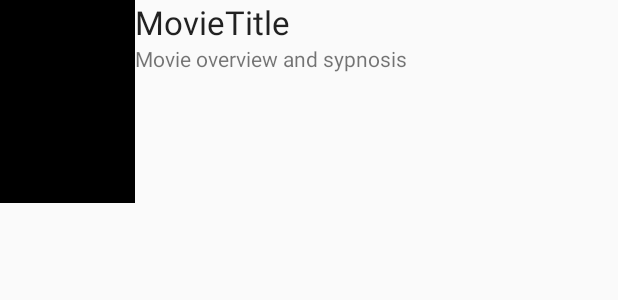
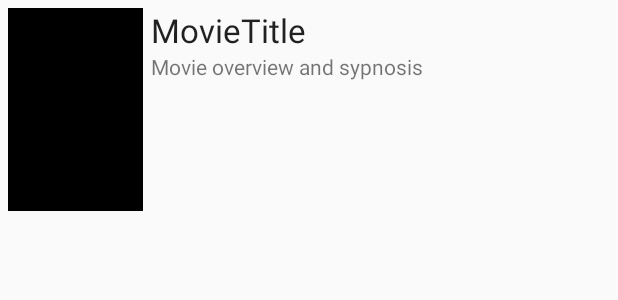
Before and after one commit to michellelimxuanli/Flicks, an Android app: the layout item_movie.xml on its own in the app's theme, with its tools: preview values and no code run, on a phone screen of 412 x 824 dp. Shown: the top 300 px of the screen. Run offline under Robolectric (Android 15) with nearby library versions, the phone set to English and light mode, and no system bars.

Commit message:
Second commit

```diff
--- a/app/build.gradle
+++ b/app/build.gradle
@@ -26,8 +26,13 @@ dependencies {
     })
     compile 'com.loopj.android:android-async-http:1.4.9'
     compile 'com.android.support:appcompat-v7:25.3.1'
+    compile 'com.github.bumptech.glide:glide:3.8.0'
     compile 'com.android.support:recyclerview-v7:25.3.1'
     compile 'com.android.support.constraint:constraint-layout:1.0.2'
     testCompile 'junit:junit:4.12'
     compile 'com.android.support:recyclerview-v7:25.3.1'
+    compile 'jp.wasabeef:glide-transformations:2.0.2'
+    // If you want to use the GPU Filters
+    compile 'jp.co.cyberagent.android.gpuimage:gpuimage-library:1.4.1'
+
 }
--- a/app/src/main/res/layout/item_movie.xml
+++ b/app/src/main/res/layout/item_movie.xml
@@ -1,7 +1,9 @@
 <?xml version="1.0" encoding="utf-8"?>
 <RelativeLayout xmlns:android="http://schemas.android.com/apk/res/android"
     xmlns:app="http://schemas.android.com/apk/res-auto"
-    android:layout_width="match_parent" android:layout_height="match_parent">
+    android:layout_margin="5dp"
+    android:layout_width="match_parent" android:layout_height="wrap_content">
+
 
     <ImageView
         android:id="@+id/ivPosterImage"
@@ -10,6 +12,7 @@
         android:layout_alignParentLeft="true"
         android:layout_alignParentStart="true"
         android:layout_alignParentTop="true"
+        android:layout_marginRight="5dp"
         app:srcCompat="@android:color/black" />
 
     <TextView
@@ -32,6 +35,5 @@
         android:layout_alignParentRight="true"
         android:layout_alignParentEnd="true"
         android:layout_alignBottom="@+id/ivPosterImage"
-        android:layout_toRightOf="@+id/ivPosterImage"
-        android:layout_toEndOf="@+id/ivPosterImage" />
+        android:layout_toRightOf="@+id/ivPosterImage" />
 </RelativeLayout>
--- /dev/null
+++ b/app/src/main/res/values/secrets.xml
@@ -0,0 +1,4 @@
+<?xml version="1.0" encoding="utf-8"?>
+<resources>
+    <string name="api_key">e0010e2a5d17dbf0d820b8f734bcba91</string>
+</resources>
```
Also changed, not shown: app/src/main/java/com/michellelimfacebook/flicks/MovieAdapter.java (+21 -2 lines), app/src/main/java/com/michellelimfacebook/flicks/MovieListActivity.java (+10 -14 lines), app/src/main/java/com/michellelimfacebook/flicks/models/Config.java (added, +37 -0 lines), app/src/main/res/layout/activity_movie_list.xml (+8 -1 lines), app/src/main/res/drawable/flicks_backdrop_placeholder.gif (added).
